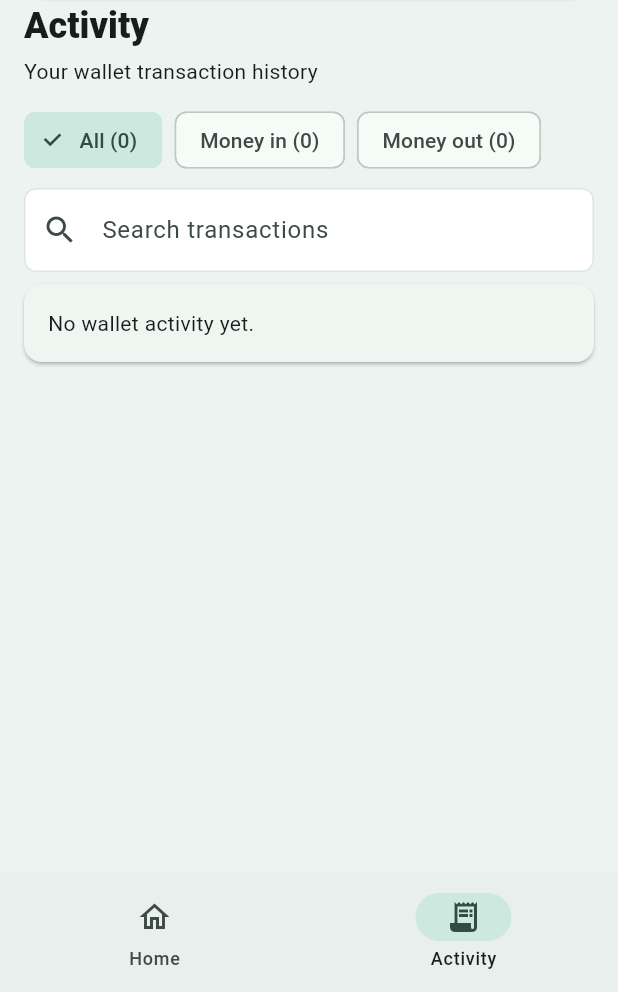
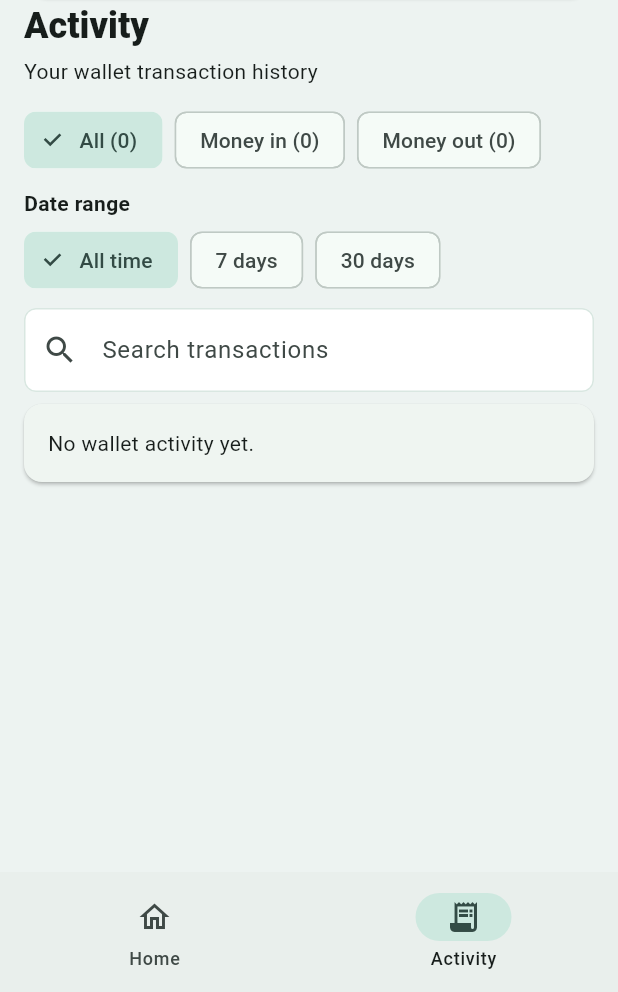
Before and after one commit to praveen-jr-tech/ideal-octo-happiness, a Flutter app: the StudentHomeScreen screen opened directly, item 2 of the bottom bar chosen, on a phone screen of 412 x 824 dp, the part 244-1236 px from its top. Run offline on Flutter 3.47's test engine with Material 3 defaults, Android fonts, the phone set to English and light mode, and no system bars; our stand-ins replace qr_flutter, shared_preferences; accounts and stored records are empty; network calls fail.

Commit message:
Add activity date-range filters
Co-authored-by: Copilot <223556219+Copilot@users.noreply.github.com>

```diff
--- a/student_app/lib/main.dart
+++ b/student_app/lib/main.dart
@@ -487,6 +487,7 @@ class _StudentHomeScreenState extends State<StudentHomeScreen> {
   int selectedTab = 0;
   String _activityFilter = 'All';
   String _activitySearch = '';
+  String _activityPeriod = 'All time';
   bool friendsBusy = false;
   bool nfcAvailable = false;
   bool nfcHostCardEmulationAvailable = false;
@@ -496,7 +497,18 @@ class _StudentHomeScreenState extends State<StudentHomeScreen> {
 
   String rupees(dynamic paise) => '₹${(Money.paise(paise) / 100).toStringAsFixed(2)}';
 
-  List<dynamic> get _filteredLedger => ledger.where((row) {
+  List<dynamic> get _periodLedger {
+    if (_activityPeriod == 'All time') return ledger;
+    final days = _activityPeriod == '7 days' ? 7 : 30;
+    final now = DateTime.now();
+    final cutoff = now.subtract(Duration(days: days));
+    return ledger.where((row) {
+      final createdAt = DateTime.tryParse('${row['created_at'] ?? ''}');
+      return createdAt != null && !createdAt.isBefore(cutoff) && !createdAt.isAfter(now);
+    }).toList();
+  }
+
+  List<dynamic> get _filteredLedger => _periodLedger.where((row) {
         final amount = Money.paise(row['amount_paise']);
         final matchesDirection = _activityFilter == 'All' ||
             (_activityFilter == 'Money in' && amount >= 0) ||
@@ -1244,8 +1256,9 @@ class _StudentHomeScreenState extends State<StudentHomeScreen> {
   }
 
   Widget _activityContent() {
-    final incomingCount = ledger.where((row) => Money.paise(row['amount_paise']) >= 0).length;
-    final outgoingCount = ledger.length - incomingCount;
+    final periodEntries = _periodLedger;
+    final incomingCount = periodEntries.where((row) => Money.paise(row['amount_paise']) >= 0).length;
+    final outgoingCount = periodEntries.length - incomingCount;
     final entries = _filteredLedger;
     return Column(
       crossAxisAlignment: CrossAxisAlignment.stretch,
@@ -1258,7 +1271,7 @@ class _StudentHomeScreenState extends State<StudentHomeScreen> {
           spacing: 8,
           children: [
             ChoiceChip(
-              label: Text('All (${ledger.length})'),
+              label: Text('All (${periodEntries.length})'),
               selected: _activityFilter == 'All',
               onSelected: (_) => setState(() => _activityFilter = 'All'),
             ),
@@ -1272,6 +1285,20 @@ class _StudentHomeScreenState extends State<StudentHomeScreen> {
               selected: _activityFilter == 'Money out',
               onSelected: (_) => setState(() => _activityFilter = 'Money out'),
             ),
+          ],
+        ),
+        const SizedBox(height: 8),
+        const Text('Date range', style: TextStyle(fontWeight: FontWeight.w700)),
+        const SizedBox(height: 4),
+        Wrap(
+          spacing: 8,
+          children: [
+            for (final period in ['All time', '7 days', '30 days'])
+              ChoiceChip(
+                label: Text(period),
+                selected: _activityPeriod == period,
+                onSelected: (_) => setState(() => _activityPeriod = period),
+              ),
           ],
         ),
         const SizedBox(height: 8),
@@ -1301,7 +1328,9 @@ class _StudentHomeScreenState extends State<StudentHomeScreen> {
                         ? 'No wallet activity yet.'
                         : _activitySearch.trim().isNotEmpty
                             ? 'No transactions match your search.'
-                            : 'No ${_activityFilter.toLowerCase()} transactions yet.',
+                            : _activityPeriod == 'All time'
+                                ? 'No ${_activityFilter.toLowerCase()} transactions yet.'
+                                : 'No ${_activityFilter.toLowerCase()} transactions in the last $_activityPeriod.',
                   ),
                 )
               : Column(
```
Also changed, not shown: 1 other file.
